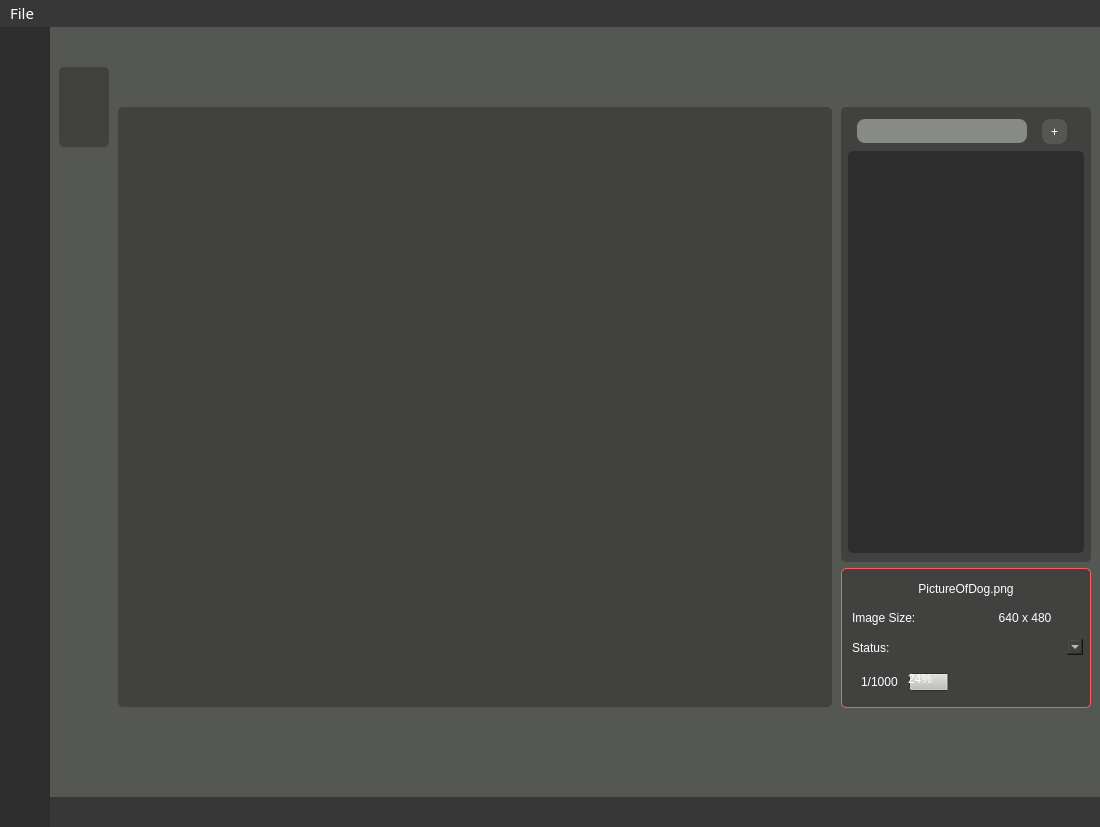
The window that yoloAnt.ui (Lachie1011/YoloAnt) describes before a commit, drawn with Qt 5.
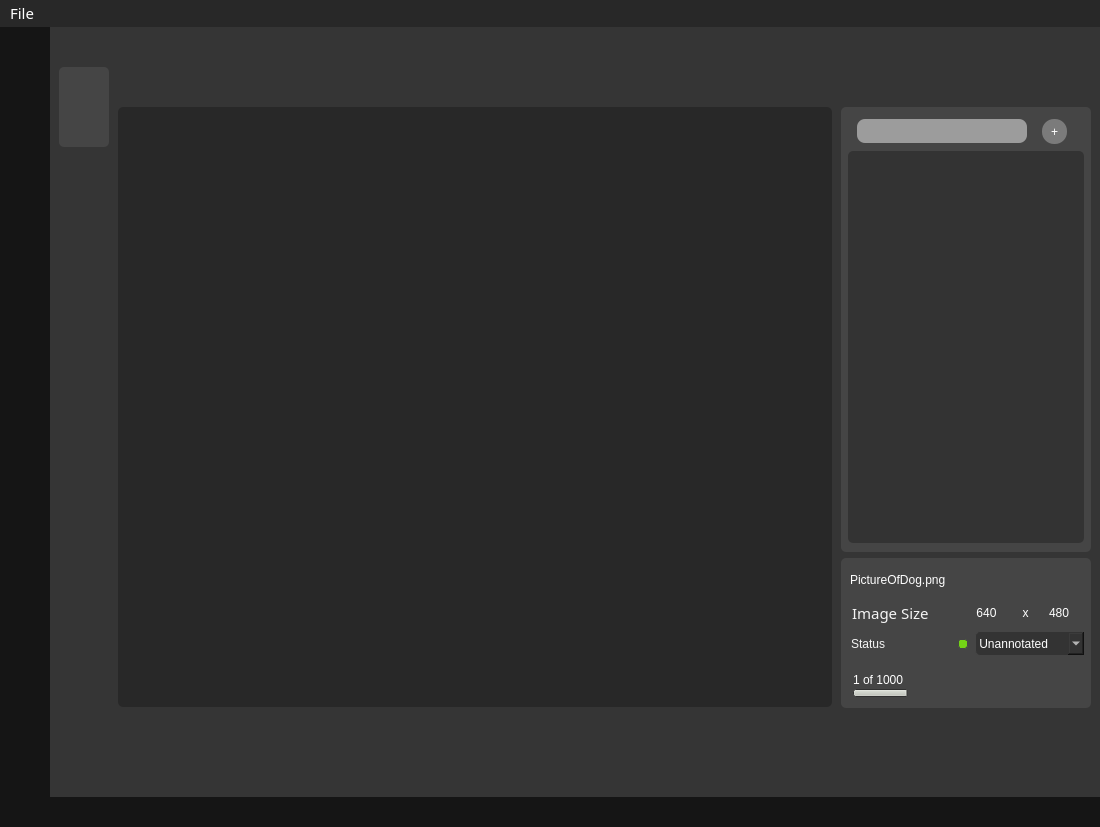
The same window after the commit. The open tabs and pages were chosen to show the change. Icons and pictures are not drawn. Custom widgets are drawn as their Qt base class.

Commit message: Selected new colours for app, add dropdown arrow icon for combobox, and change project page

```diff
--- a/yoloAnt.ui
+++ b/yoloAnt.ui
@@ -55,7 +55,7 @@
 }
 
 #centralwidget{
-	background-color: rgb(45, 45, 45);
+	background-color: #414240;
 }
 
 #leftMenuSubContainer{
@@ -63,12 +63,12 @@
 }
 
 #topMenuContainer{
-	background-color: #282828;
+	background-color: #333333;
 }
 
 
 #stageWidget{
-	background-color: rgb(55, 55, 55);
+	background-color: #414240;
 }
 
 QPushButton{
@@ -115,7 +115,7 @@
       <property name="styleSheet">
        <string notr="true">border-right-color: rgb(90, 90, 90);
 border-top-color: rgb(90, 90, 90);
-background-color: rgb(45, 45, 45);</string>
+background-color: #151515;</string>
       </property>
       <layout class="QVBoxLayout" name="verticalLayout">
        <property name="leftMargin">
@@ -342,6 +342,9 @@
       <property name="enabled">
        <bool>true</bool>
       </property>
+      <property name="styleSheet">
+       <string notr="true"/>
+      </property>
       <layout class="QVBoxLayout" name="verticalLayout_2">
        <property name="spacing">
         <number>0</number>
@@ -370,7 +373,7 @@
           <string/>
          </property>
          <property name="styleSheet">
-          <string notr="true">background-color: rgb(85, 87, 83);</string>
+          <string notr="true">background-color: #353535;</string>
          </property>
          <property name="frameShape">
           <enum>QFrame::StyledPanel</enum>
@@ -379,7 +382,7 @@
           <enum>QFrame::Raised</enum>
          </property>
          <property name="currentIndex">
-          <number>1</number>
+          <number>2</number>
          </property>
          <widget class="QWidget" name="entryPage">
           <layout class="QHBoxLayout" name="horizontalLayout_2">
@@ -673,7 +676,7 @@
                  <enum>Qt::RightToLeft</enum>
                 </property>
                 <property name="styleSheet">
-                 <string notr="true">background-color: rgb(65, 66, 64);
+                 <string notr="true">background-color: #454545;
 border-radius: 5px;</string>
                 </property>
                 <property name="frameShape">
@@ -804,7 +807,7 @@
                  <enum>Qt::RightToLeft</enum>
                 </property>
                 <property name="styleSheet">
-                 <string notr="true">background-color: rgb(65, 66, 64);
+                 <string notr="true">background-color: #282828;
 border-radius: 5px;</string>
                 </property>
                 <property name="frameShape">
@@ -1135,8 +1138,8 @@
                 </property>
                 <property name="minimumSize">
                  <size>
-                  <width>140</width>
-                  <height>390</height>
+                  <width>250</width>
+                  <height>370</height>
                  </size>
                 </property>
                 <property name="maximumSize">
@@ -1146,7 +1149,7 @@
                  </size>
                 </property>
                 <property name="styleSheet">
-                 <string notr="true">background-color: rgb(65, 66, 64);
+                 <string notr="true">background-color: #454545;
 border-radius: 5px;</string>
                 </property>
                 <property name="frameShape">
@@ -1201,7 +1204,7 @@
                     <item>
                      <widget class="QFrame" name="classSearchAddFrame">
                       <property name="styleSheet">
-                       <string notr="true">background-color: rgb(65, 66, 64);
+                       <string notr="true">background-color: #454545;
 border-radius: 5px;
 border-bottom-left-radius: 0px; 
 border-bottom-right-radius: 0px;</string>
@@ -1234,7 +1237,8 @@
                           </size>
                          </property>
                          <property name="styleSheet">
-                          <string notr="true">background-color: rgb(136, 138, 133);
+                          <string notr="true">background-color: #9c9c9c;
+
 font: 75 12pt &quot;Gotham Rounded&quot;;
 color: rgb(255, 255, 255);
 border-radius: 8px;</string>
@@ -1256,8 +1260,8 @@
                           </size>
                          </property>
                          <property name="styleSheet">
-                          <string notr="true">background-color: rgb(85, 87, 83);
-border-radius: 8px;</string>
+                          <string notr="true">background-color: #7b7b7b;
+border-radius: 12px;</string>
                          </property>
                          <property name="text">
                           <string>+</string>
@@ -1276,7 +1280,7 @@
                        </size>
                       </property>
                       <property name="styleSheet">
-                       <string notr="true">background-color: rgb(65, 66, 64);</string>
+                       <string notr="true">background-color: #505050;</string>
                       </property>
                       <property name="frameShape">
                        <enum>QFrame::StyledPanel</enum>
@@ -1292,7 +1296,7 @@
                  <item>
                   <widget class="QFrame" name="classSelectAnnoPageFrame">
                    <property name="styleSheet">
-                    <string notr="true">background-color: rgb(45, 45, 45);
+                    <string notr="true">background-color: #333333;
 </string>
                    </property>
                    <property name="frameShape">
@@ -1317,19 +1321,19 @@
                 <property name="minimumSize">
                  <size>
                   <width>140</width>
-                  <height>120</height>
+                  <height>140</height>
                  </size>
                 </property>
                 <property name="maximumSize">
                  <size>
                   <width>16777215</width>
-                  <height>140</height>
+                  <height>150</height>
                  </size>
                 </property>
                 <property name="styleSheet">
-                 <string notr="true">background-color: rgb(65, 66, 64);
+                 <string notr="true">background-color: #454545;
 border-radius: 5px;
-border : 1px solid rgb(255, 93, 93);</string>
+</string>
                 </property>
                 <property name="frameShape">
                  <enum>QFrame::StyledPanel</enum>
@@ -1354,23 +1358,78 @@
                   <number>5</number>
                  </property>
                  <item>
-                  <widget class="QLabel" name="imageName">
-                   <property name="styleSheet">
-                    <string notr="true">border : 1px solid rgb(65, 66, 64);
+                  <widget class="QFrame" name="imageNameFrame">
+                   <property name="maximumSize">
+                    <size>
+                     <width>16777215</width>
+                     <height>30</height>
+                    </size>
+                   </property>
+                   <property name="frameShape">
+                    <enum>QFrame::StyledPanel</enum>
+                   </property>
+                   <property name="frameShadow">
+                    <enum>QFrame::Raised</enum>
+                   </property>
+                   <layout class="QHBoxLayout" name="horizontalLayout_13">
+                    <property name="spacing">
+                     <number>0</number>
+                    </property>
+                    <property name="leftMargin">
+                     <number>0</number>
+                    </property>
+                    <property name="topMargin">
+                     <number>0</number>
+                    </property>
+                    <property name="rightMargin">
+                     <number>0</number>
+                    </property>
+                    <property name="bottomMargin">
+                     <number>3</number>
+                    </property>
+                    <item>
+                     <widget class="QLabel" name="imageName">
+                      <property name="styleSheet">
+                       <string notr="true">border : 1px solid #454545;
 font: 75 bold 12pt &quot;Gotham Rounded&quot;;</string>
-                   </property>
-                   <property name="text">
-                    <string>PictureOfDog.png</string>
-                   </property>
-                   <property name="alignment">
-                    <set>Qt::AlignCenter</set>
-                   </property>
+                      </property>
+                      <property name="text">
+                       <string>PictureOfDog.png</string>
+                      </property>
+                      <property name="alignment">
+                       <set>Qt::AlignLeading|Qt::AlignLeft|Qt::AlignVCenter</set>
+                      </property>
+                     </widget>
+                    </item>
+                    <item>
+                     <spacer name="horizontalSpacer_15">
+                      <property name="orientation">
+                       <enum>Qt::Horizontal</enum>
+                      </property>
+                      <property name="sizeType">
+                       <enum>QSizePolicy::Fixed</enum>
+                      </property>
+                      <property name="sizeHint" stdset="0">
+                       <size>
+                        <width>5</width>
+                        <height>0</height>
+                       </size>
+                      </property>
+                     </spacer>
+                    </item>
+                   </layout>
                   </widget>
                  </item>
                  <item>
                   <widget class="QFrame" name="imageSizeFrame">
+                   <property name="maximumSize">
+                    <size>
+                     <width>16777215</width>
+                     <height>28</height>
+                    </size>
+                   </property>
                    <property name="styleSheet">
-                    <string notr="true">border : 1px solid rgb(65, 66, 64)</string>
+                    <string notr="true">border : 1px solid #454545</string>
                    </property>
                    <property name="frameShape">
                     <enum>QFrame::StyledPanel</enum>
@@ -1396,19 +1455,99 @@
                     </property>
                     <item>
                      <widget class="QLabel" name="imageSizeLbl">
+                      <property name="maximumSize">
+                       <size>
+                        <width>130</width>
+                        <height>16777215</height>
+                       </size>
+                      </property>
+                      <property name="font">
+                       <font>
+                        <family>Gotham Rounded</family>
+                        <pointsize>11</pointsize>
+                        <weight>9</weight>
+                        <italic>false</italic>
+                        <bold>false</bold>
+                       </font>
+                      </property>
+                      <property name="styleSheet">
+                       <string notr="true">color: #f4f4f4</string>
+                      </property>
                       <property name="text">
-                       <string>Image Size:</string>
+                       <string>Image Size</string>
                       </property>
                      </widget>
                     </item>
                     <item>
-                     <widget class="QLabel" name="imageSizeReplaceLbl">
-                      <property name="text">
-                       <string>640 x 480</string>
+                     <widget class="QFrame" name="frame_4">
+                      <property name="frameShape">
+                       <enum>QFrame::StyledPanel</enum>
                       </property>
-                      <property name="alignment">
-                       <set>Qt::AlignCenter</set>
+                      <property name="frameShadow">
+                       <enum>QFrame::Raised</enum>
                       </property>
+                      <layout class="QHBoxLayout" name="horizontalLayout_18">
+                       <property name="spacing">
+                        <number>0</number>
+                       </property>
+                       <property name="leftMargin">
+                        <number>0</number>
+                       </property>
+                       <property name="topMargin">
+                        <number>0</number>
+                       </property>
+                       <property name="rightMargin">
+                        <number>0</number>
+                       </property>
+                       <property name="bottomMargin">
+                        <number>0</number>
+                       </property>
+                       <item>
+                        <widget class="QLabel" name="label_8">
+                         <property name="minimumSize">
+                          <size>
+                           <width>0</width>
+                           <height>0</height>
+                          </size>
+                         </property>
+                         <property name="maximumSize">
+                          <size>
+                           <width>16777215</width>
+                           <height>16777215</height>
+                          </size>
+                         </property>
+                         <property name="text">
+                          <string>640</string>
+                         </property>
+                         <property name="alignment">
+                          <set>Qt::AlignCenter</set>
+                         </property>
+                        </widget>
+                       </item>
+                       <item>
+                        <widget class="QLabel" name="label_11">
+                         <property name="text">
+                          <string>x</string>
+                         </property>
+                         <property name="alignment">
+                          <set>Qt::AlignCenter</set>
+                         </property>
+                        </widget>
+                       </item>
+                       <item>
+                        <widget class="QLabel" name="label_10">
+                         <property name="maximumSize">
+                          <size>
+                           <width>16777215</width>
+                           <height>16777215</height>
+                          </size>
+                         </property>
+                         <property name="text">
+                          <string>480</string>
+                         </property>
+                        </widget>
+                       </item>
+                      </layout>
                      </widget>
                     </item>
                    </layout>
@@ -1416,8 +1555,14 @@
                  </item>
                  <item>
                   <widget class="QFrame" name="imageStatusFrame">
+                   <property name="maximumSize">
+                    <size>
+                     <width>16777215</width>
+                     <height>28</height>
+                    </size>
+                   </property>
                    <property name="styleSheet">
-                    <string notr="true">border : 1px solid rgb(65, 66, 64)</string>
+                    <string notr="true">border : 1px solid #454545</string>
                    </property>
                    <property name="frameShape">
                     <enum>QFrame::StyledPanel</enum>
@@ -1443,21 +1588,101 @@
                     </property>
                     <item>
                      <widget class="QLabel" name="statusLbl">
+                      <property name="maximumSize">
+                       <size>
+                        <width>130</width>
+                        <height>16777215</height>
+                       </size>
+                      </property>
+                      <property name="styleSheet">
+                       <string notr="true">color: #f4f4f4</string>
+                      </property>
                       <property name="text">
-                       <string>Status:</string>
+                       <string>Status</string>
                       </property>
                      </widget>
                     </item>
                     <item>
-                     <widget class="QComboBox" name="comboBox_2"/>
+                     <widget class="QLabel" name="statusColourIndicatorLbl">
+                      <property name="minimumSize">
+                       <size>
+                        <width>10</width>
+                        <height>10</height>
+                       </size>
+                      </property>
+                      <property name="maximumSize">
+                       <size>
+                        <width>10</width>
+                        <height>10</height>
+                       </size>
+                      </property>
+                      <property name="styleSheet">
+                       <string notr="true">background-color: rgb(115, 210, 22);
+border-radius: 3px;</string>
+                      </property>
+                      <property name="text">
+                       <string/>
+                      </property>
+                     </widget>
+                    </item>
+                    <item>
+                     <spacer name="horizontalSpacer_16">
+                      <property name="orientation">
+                       <enum>Qt::Horizontal</enum>
+                      </property>
+                      <property name="sizeType">
+                       <enum>QSizePolicy::Fixed</enum>
+                      </property>
+                      <property name="sizeHint" stdset="0">
+                       <size>
+                        <width>7</width>
+                        <height>10</height>
+                       </size>
+                      </property>
+                     </spacer>
+                    </item>
+                    <item>
+                     <widget class="QComboBox" name="statusComboBox">
+                      <property name="minimumSize">
+                       <size>
+                        <width>0</width>
+                        <height>25</height>
+                       </size>
+                      </property>
+                      <property name="styleSheet">
+                       <string notr="true">background-color: #333333;
+</string>
+                      </property>
+                      <item>
+                       <property name="text">
+                        <string> Unannotated</string>
+                       </property>
+                      </item>
+                      <item>
+                       <property name="text">
+                        <string> Further Work</string>
+                       </property>
+                      </item>
+                      <item>
+                       <property name="text">
+                        <string> Annotated</string>
+                       </property>
+                      </item>
+                     </widget>
                     </item>
                    </layout>
                   </widget>
                  </item>
                  <item>
-                  <widget class="QFrame" name="frame_4">
+                  <widget class="QFrame" name="imageNumberFrame">
+                   <property name="maximumSize">
+                    <size>
+                     <width>16777215</width>
+                     <height>38</height>
+                    </size>
+                   </property>
                    <property name="styleSheet">
-                    <string notr="true">border : 1px solid rgb(65, 66, 64)</string>
+                    <string notr="true">border : 1px solid #454545</string>
                    </property>
                    <property name="frameShape">
                     <enum>QFrame::StyledPanel</enum>
@@ -1465,25 +1690,93 @@
                    <property name="frameShadow">
                     <enum>QFrame::Raised</enum>
                    </property>
-                   <layout class="QHBoxLayout" name="horizontalLayout_13">
+                   <layout class="QVBoxLayout" name="verticalLayout_25">
+                    <property name="spacing">
+                     <number>0</number>
+                    </property>
+                    <property name="leftMargin">
+                     <number>5</number>
+                    </property>
+                    <property name="topMargin">
+                     <number>5</number>
+                    </property>
+                    <property name="rightMargin">
+                     <number>5</number>
+                    </property>
+                    <property name="bottomMargin">
+                     <number>0</number>
+                    </property>
+                    <item>
+                     <spacer name="verticalSpacer_8">
+                      <property name="orientation">
+                       <enum>Qt::Vertical</enum>
+                      </property>
+                      <property name="sizeType">
+                       <enum>QSizePolicy::Fixed</enum>
+                      </property>
+                      <property name="sizeHint" stdset="0">
+                       <size>
+                        <width>20</width>
+                        <height>3</height>
+                       </size>
+                      </property>
+                     </spacer>
+                    </item>
                     <item>
                      <widget class="QLabel" name="label_4">
+                      <property name="minimumSize">
+                       <size>
+                        <width>100</width>
+                        <height>0</height>
+                       </size>
+                      </property>
+                      <property name="maximumSize">
+                       <size>
+                        <width>100</width>
+                        <height>16777215</height>
+                       </size>
+                      </property>
                       <property name="text">
-                       <string>1/1000</string>
+                       <string>1 of 1000</string>
+                      </property>
+                      <property name="alignment">
+                       <set>Qt::AlignBottom|Qt::AlignLeading|Qt::AlignLeft</set>
+                      </property>
+                      <property name="indent">
+                       <number>0</number>
                       </property>
                      </widget>
                     </item>
                     <item>
-                     <widget class="QProgressBar" name="progressBar">
+                     <widget class="QProgressBar" name="datasetProgressBar">
+                      <property name="minimumSize">
+                       <size>
+                        <width>0</width>
+                        <height>0</height>
+                       </size>
+                      </property>
                       <property name="maximumSize">
                        <size>
                         <width>16777215</width>
-                        <height>20</height>
+                        <height>10</height>
                        </size>
                       </property>
+                      <property name="styleSheet">
+                       <string notr="true">background: rgb(105, 105, 105);
+
+ QProgressBar::chunk {
+     background-color: #058ddb;
+ }</string>
+                      </property>
                       <property name="value">
                        <number>24</number>
                       </property>
+                      <property name="textVisible">
+                       <bool>false</bool>
+                      </property>
+                      <property name="format">
+                       <string>%p%</string>
+                      </property>
                      </widget>
                     </item>
                    </layout>
@@ -1569,7 +1862,7 @@
                  </size>
                 </property>
                 <property name="styleSheet">
-                 <string notr="true">background-color: rgb(65, 66, 64);
+                 <string notr="true">background-color: #454545;
 border-radius: 5px;</string>
                 </property>
                 <property name="frameShape">
@@ -1822,7 +2115,7 @@
                  </size>
                 </property>
                 <property name="styleSheet">
-                 <string notr="true">background-color: rgb(65, 66, 64);
+                 <string notr="true">background-color: #454545;
 border-radius: 5px;</string>
                 </property>
                 <property name="frameShape">
@@ -2055,6 +2348,9 @@
               <enum>QFrame::Raised</enum>
              </property>
              <layout class="QVBoxLayout" name="verticalLayout_16">
+              <property name="spacing">
+               <number>15</number>
+              </property>
               <property name="topMargin">
                <number>20</number>
               </property>
@@ -2062,9 +2358,15 @@
                <number>20</number>
               </property>
               <item>
-               <widget class="QFrame" name="healthInfoFrame">
+               <widget class="QFrame" name="frame_5">
+                <property name="maximumSize">
+                 <size>
+                  <width>16777215</width>
+                  <height>140</height>
+                 </size>
+                </property>
                 <property name="styleSheet">
-                 <string notr="true">background-color: rgb(65, 66, 64);
+                 <string notr="true">background-color: #454545;
 border-radius: 5px;</string>
                 </property>
                 <property name="frameShape">
@@ -2073,9 +2375,15 @@
                 <property name="frameShadow">
                  <enum>QFrame::Raised</enum>
                 </property>
-                <layout class="QVBoxLayout" name="verticalLayout_18">
+                <layout class="QVBoxLayout" name="verticalLayout_26">
                  <property name="spacing">
-                  <number>2</number>
+                  <number>12</number>
+                 </property>
+                 <property name="topMargin">
+                  <number>12</number>
+                 </property>
+                 <property name="bottomMargin">
+                  <number>15</number>
                  </property>
                  <item>
                   <widget class="QLabel" name="healthLbl">
@@ -2088,7 +2396,7 @@
                    <property name="maximumSize">
                     <size>
                      <width>210</width>
-                     <height>16777215</height>
+                     <height>30</height>
                     </size>
                    </property>
                    <property name="font">
@@ -2128,7 +2436,13 @@
                    <property name="minimumSize">
                     <size>
                      <width>0</width>
-                     <height>100</height>
+                     <height>0</height>
+                    </size>
+                   </property>
+                   <property name="maximumSize">
+                    <size>
+                     <width>16777215</width>
+                     <height>60</height>
                     </size>
                    </property>
                    <property name="frameShape">
@@ -2138,6 +2452,12 @@
                     <enum>QFrame::Raised</enum>
                    </property>
                    <layout class="QHBoxLayout" name="horizontalLayout_8">
+                    <property name="topMargin">
+                     <number>0</number>
+                    </property>
+                    <property name="bottomMargin">
+                     <number>0</number>
+                    </property>
                     <item>
                      <widget class="QFrame" name="imageCountFrame">
                       <property name="sizePolicy">
@@ -2544,6 +2864,47 @@
                    </layout>
                   </widget>
                  </item>
+                </layout>
+               </widget>
+              </item>
+              <item>
+               <widget class="QFrame" name="healthInfoFrame">
+                <property name="styleSheet">
+                 <string notr="true">background-color: #454545;
+border-radius: 5px;</string>
+                </property>
+                <property name="frameShape">
+                 <enum>QFrame::StyledPanel</enum>
+                </property>
+                <property name="frameShadow">
+                 <enum>QFrame::Raised</enum>
+                </property>
+                <layout class="QVBoxLayout" name="verticalLayout_18">
+                 <property name="spacing">
+                  <number>2</number>
+                 </property>
+                 <property name="topMargin">
+                  <number>12</number>
+                 </property>
+                 <item>
+                  <widget class="QLabel" name="label_6">
+                   <property name="maximumSize">
+                    <size>
+                     <width>220</width>
+                     <height>16777215</height>
+                    </size>
+                   </property>
+                   <property name="styleSheet">
+                    <string notr="true">background-color: rgb(65, 66, 64);
+border-color: rgb(65, 66, 64);
+font: 75 bold 16pt &quot;Gotham Rounded&quot;;
+color: rgb(255, 255, 255);</string>
+                   </property>
+                   <property name="text">
+                    <string>Class Information</string>
+                   </property>
+                  </widget>
+                 </item>
                  <item>
                   <widget class="QFrame" name="addClassFrame">
                    <property name="styleSheet">
@@ -2747,7 +3108,7 @@
           </size>
          </property>
          <property name="styleSheet">
-          <string notr="true">background-color: rgb(55, 55, 55);</string>
+          <string notr="true">background-color: #151515;</string>
          </property>
          <property name="frameShape">
           <enum>QFrame::StyledPanel</enum>
@@ -2854,9 +3215,9 @@
       <colorrole role="Button">
        <brush brushstyle="SolidPattern">
         <color alpha="255">
-         <red>55</red>
-         <green>55</green>
-         <blue>55</blue>
+         <red>40</red>
+         <green>40</green>
+         <blue>40</blue>
         </color>
        </brush>
       </colorrole>
@@ -2881,18 +3242,18 @@
       <colorrole role="Base">
        <brush brushstyle="SolidPattern">
         <color alpha="255">
-         <red>55</red>
-         <green>55</green>
-         <blue>55</blue>
+         <red>40</red>
+         <green>40</green>
+         <blue>40</blue>
         </color>
        </brush>
       </colorrole>
       <colorrole role="Window">
        <brush brushstyle="SolidPattern">
         <color alpha="255">
-         <red>55</red>
-         <green>55</green>
-         <blue>55</blue>
+         <red>40</red>
+         <green>40</green>
+         <blue>40</blue>
         </color>
        </brush>
       </colorrole>
@@ -2928,9 +3289,9 @@
       <colorrole role="Button">
        <brush brushstyle="SolidPattern">
         <color alpha="255">
-         <red>55</red>
-         <green>55</green>
-         <blue>55</blue>
+         <red>40</red>
+         <green>40</green>
+         <blue>40</blue>
         </color>
        </brush>
       </colorrole>
@@ -2955,18 +3316,18 @@
       <colorrole role="Base">
        <brush brushstyle="SolidPattern">
         <color alpha="255">
-         <red>55</red>
-         <green>55</green>
-         <blue>55</blue>
+         <red>40</red>
+         <green>40</green>
+         <blue>40</blue>
         </color>
        </brush>
       </colorrole>
       <colorrole role="Window">
        <brush brushstyle="SolidPattern">
         <color alpha="255">
-         <red>55</red>
-         <green>55</green>
-         <blue>55</blue>
+         <red>40</red>
+         <green>40</green>
+         <blue>40</blue>
         </color>
        </brush>
       </colorrole>
@@ -3002,9 +3363,9 @@
       <colorrole role="Button">
        <brush brushstyle="SolidPattern">
         <color alpha="255">
-         <red>55</red>
-         <green>55</green>
-         <blue>55</blue>
+         <red>40</red>
+         <green>40</green>
+         <blue>40</blue>
         </color>
        </brush>
       </colorrole>
@@ -3029,18 +3390,18 @@
       <colorrole role="Base">
        <brush brushstyle="SolidPattern">
         <color alpha="255">
-         <red>55</red>
-         <green>55</green>
-         <blue>55</blue>
+         <red>40</red>
+         <green>40</green>
+         <blue>40</blue>
         </color>
        </brush>
       </colorrole>
       <colorrole role="Window">
        <brush brushstyle="SolidPattern">
         <color alpha="255">
-         <red>55</red>
-         <green>55</green>
-         <blue>55</blue>
+         <red>40</red>
+         <green>40</green>
+         <blue>40</blue>
         </color>
        </brush>
       </colorrole>
@@ -3075,8 +3436,9 @@
     </font>
    </property>
    <property name="styleSheet">
-    <string notr="true">background-color: rgb(55, 55, 55);
-font: 75 11pt &quot;Gotham Rounded&quot;;</string>
+    <string notr="true">background-color: #282828;
+font: 75 11pt &quot;Gotham Rounded&quot;;
+color: rgb(255, 255, 255)</string>
    </property>
    <widget class="QMenu" name="menutest">
     <property name="palette">
@@ -3094,9 +3456,9 @@
        <colorrole role="Button">
         <brush brushstyle="SolidPattern">
          <color alpha="255">
-          <red>55</red>
-          <green>55</green>
-          <blue>55</blue>
+          <red>40</red>
+          <green>40</green>
+          <blue>40</blue>
          </color>
         </brush>
        </colorrole>
@@ -3121,18 +3483,18 @@
        <colorrole role="Base">
         <brush brushstyle="SolidPattern">
          <color alpha="255">
-          <red>55</red>
-          <green>55</green>
-          <blue>55</blue>
+          <red>40</red>
+          <green>40</green>
+          <blue>40</blue>
          </color>
         </brush>
        </colorrole>
        <colorrole role="Window">
         <brush brushstyle="SolidPattern">
          <color alpha="255">
-          <red>55</red>
-          <green>55</green>
-          <blue>55</blue>
+          <red>40</red>
+          <green>40</green>
+          <blue>40</blue>
          </color>
         </brush>
        </colorrole>
@@ -3168,9 +3530,9 @@
        <colorrole role="Button">
         <brush brushstyle="SolidPattern">
          <color alpha="255">
-          <red>55</red>
-          <green>55</green>
-          <blue>55</blue>
+          <red>40</red>
+          <green>40</green>
+          <blue>40</blue>
          </color>
         </brush>
        </colorrole>
@@ -3195,18 +3557,18 @@
        <colorrole role="Base">
         <brush brushstyle="SolidPattern">
          <color alpha="255">
-          <red>55</red>
-          <green>55</green>
-          <blue>55</blue>
+          <red>40</red>
+          <green>40</green>
+          <blue>40</blue>
          </color>
         </brush>
        </colorrole>
        <colorrole role="Window">
         <brush brushstyle="SolidPattern">
          <color alpha="255">
-          <red>55</red>
-          <green>55</green>
-          <blue>55</blue>
+          <red>40</red>
+          <green>40</green>
+          <blue>40</blue>
          </color>
         </brush>
        </colorrole>
@@ -3242,9 +3604,9 @@
        <colorrole role="Button">
         <brush brushstyle="SolidPattern">
          <color alpha="255">
-          <red>55</red>
-          <green>55</green>
-          <blue>55</blue>
+          <red>40</red>
+          <green>40</green>
+          <blue>40</blue>
          </color>
         </brush>
        </colorrole>
@@ -3269,18 +3631,18 @@
        <colorrole role="Base">
         <brush brushstyle="SolidPattern">
          <color alpha="255">
-          <red>55</red>
-          <green>55</green>
-          <blue>55</blue>
+          <red>40</red>
+          <green>40</green>
+          <blue>40</blue>
          </color>
         </brush>
        </colorrole>
        <colorrole role="Window">
         <brush brushstyle="SolidPattern">
          <color alpha="255">
-          <red>55</red>
-          <green>55</green>
-          <blue>55</blue>
+          <red>40</red>
+          <green>40</green>
+          <blue>40</blue>
          </color>
         </brush>
        </colorrole>
```
The commit also changes 4 other files.
